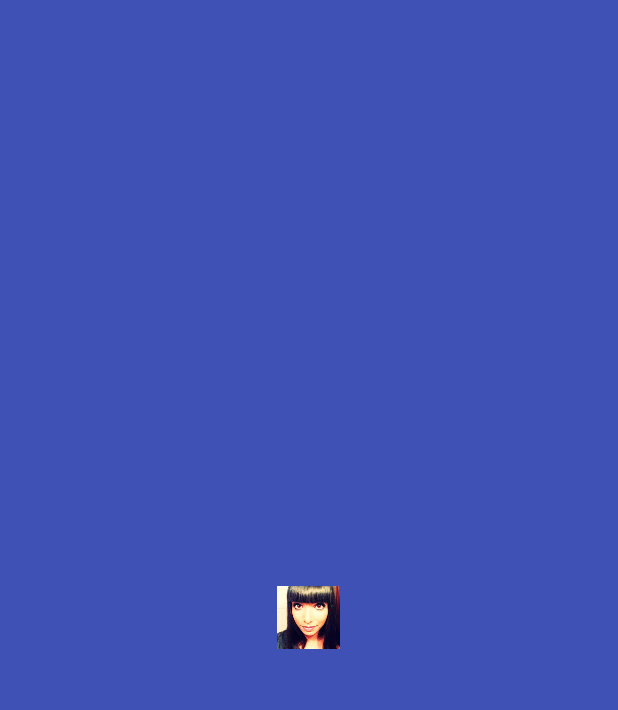
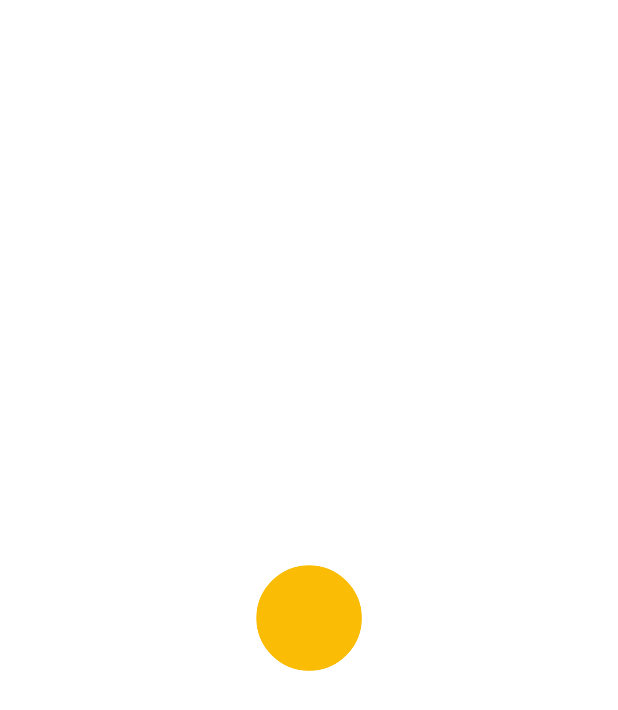
Before and after one commit to jpgpuyo/lastUpdates, an Android app: the screen it shows after launch (SplashActivity), on a phone screen of 412 x 824 dp. Shown: the top 710 px of the screen. Run offline under Robolectric (Android 15) with nearby library versions, the phone set to English and light mode, and no system bars; our stand-ins replace Dagger/Hilt's generated code; libraries missing offline, so code that uses them is left out: com.facebook.stetho, com.fernandocejas.frodo, com.github.pwittchen.prefser, retrofit2.adapter.rxjava, rx.android.schedulers and 2 more; 5 statements that could not run were skipped.

Commit message:
Added very simple splash with animation drawable

```diff
--- a/app/src/main/java/com/focusings/focusingsworld/features/splash/SplashActivity.java
+++ b/app/src/main/java/com/focusings/focusingsworld/features/splash/SplashActivity.java
@@ -1,7 +1,9 @@
 package com.focusings.focusingsworld.features.splash;
 
 import android.content.Intent;
+import android.graphics.drawable.AnimationDrawable;
 import android.os.Bundle;
+import android.support.v7.app.AppCompatDelegate;
 
 import com.focusings.focusingsworld.R;
 import com.focusings.focusingsworld.infrastructure.RootActivity;
@@ -18,13 +20,19 @@ public class SplashActivity extends RootActivity implements SplashView {
     protected void onCreate(Bundle savedInstanceState) {
         setTheme(R.style.SplashTheme);
         super.onCreate(savedInstanceState);
+        getSplashAnimation().start();
 
         splashAppPresenter.setView(this);
         splashAppPresenter.execute();
     }
 
+    private AnimationDrawable getSplashAnimation() {
+        return (AnimationDrawable) getWindow().getDecorView().getBackground();
+    }
+
     @Override
     public void onInitAppFinished() {
+        getSplashAnimation().stop();
         finish();
         Intent intent = new Intent(this, MainActivity.class);
         intent.addFlags(Intent.FLAG_ACTIVITY_CLEAR_TOP);
--- a/app/src/main/res/drawable/splash.xml
+++ b/app/src/main/res/drawable/splash.xml
@@ -1,10 +1,13 @@
-<?xml version="1.0" encoding="utf-8"?>
-<layer-list xmlns:android="http://schemas.android.com/apk/res/android"
-    android:opacity="opaque">
-    <item android:drawable="@color/colorPrimary"/>
-    <item>
-        <bitmap
-            android:gravity="center"
-            android:src="@drawable/ic_launcher"/>
-    </item>
-</layer-list>
+<animation-list xmlns:android="http://schemas.android.com/apk/res/android"
+    android:id="@+id/splash_animation"
+    android:oneshot="false">
+    <item
+        android:drawable="@drawable/red_circle"
+        android:duration="200" />
+    <item
+        android:drawable="@drawable/yellow_circle"
+        android:duration="200" />
+    <item
+        android:drawable="@drawable/green_circle"
+        android:duration="200" />
+</animation-list>
```
Also changed, not shown: app/src/main/res/drawable-xxxhdpi/blue_circle.9.png (added), app/src/main/res/drawable-xxxhdpi/green_circle.9.png (added), app/src/main/res/drawable-xxxhdpi/red_circle.9.png (added), app/src/main/res/drawable-xxxhdpi/yellow_circle.9.png (added).
